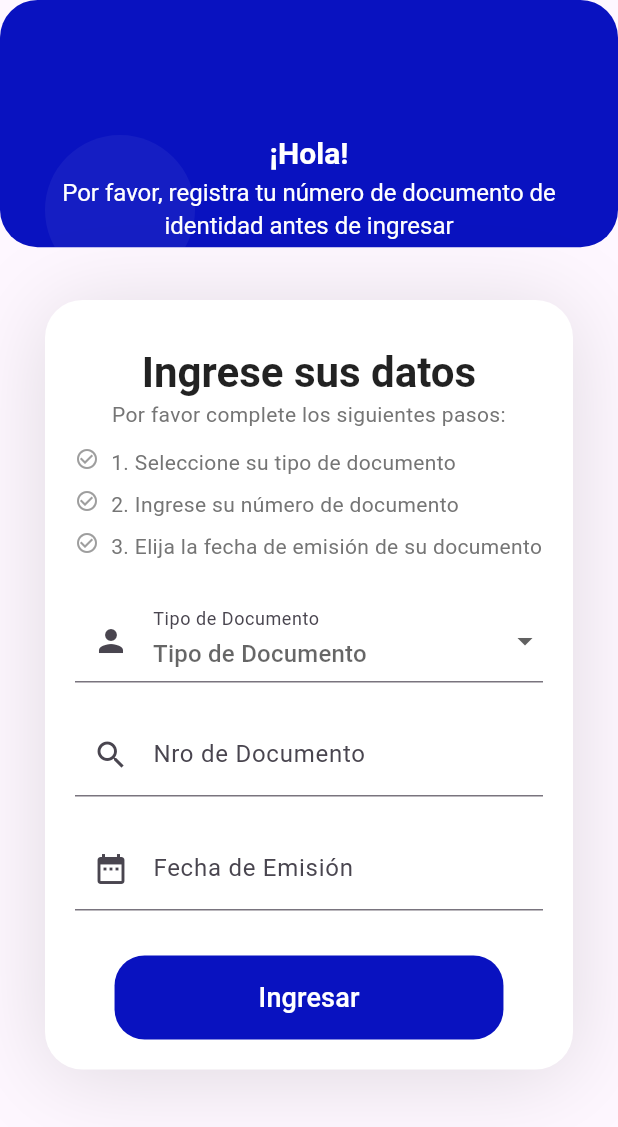
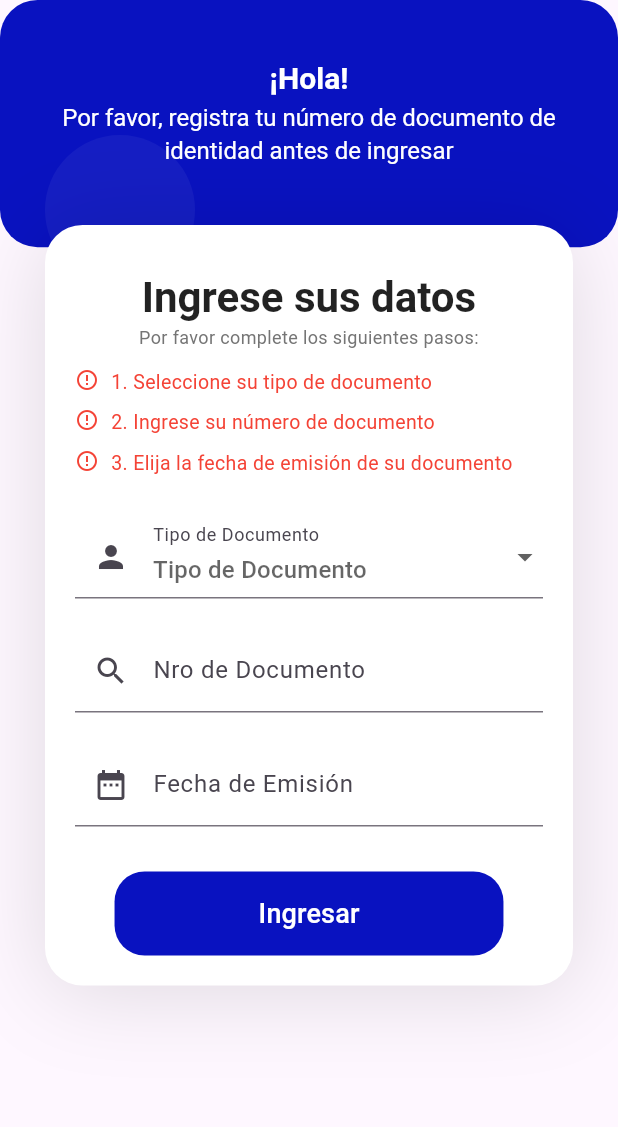
Before and after one commit to joeski2010/App_movil, a Flutter app: the screen it shows after launch, after a tap on "Continuar", on a phone screen of 412 x 824 dp. Shown: the top 1127 px of the screen. Run offline on Flutter 3.47's test engine with Material 3 defaults, Android fonts, the phone set to English and light mode, and no system bars.

Commit message:
se acomodo el formulario reactivo permite que la informacion va ser recibida uan vez validado sea en formato JSON para envio al backend, el captcha nose ha iumplementado por cuestion de edesarrollo de backup

```diff
--- /dev/null
+++ b/lib/models/LoginFormData.dart
@@ -0,0 +1,24 @@
+class LoginFormData {
+  final String tipoDocumento;
+  final String nroDocumento;
+  final String fechaEmision;
+  final String? recaptchaToken;
+
+  LoginFormData({
+    required this.tipoDocumento,
+    required this.nroDocumento,
+    required this.fechaEmision,
+    this.recaptchaToken,
+  });
+
+  // Método para convertir a Map (útil para enviar a APIs)
+  Map<String, dynamic> toJson() {
+    return {
+      'tipoDocumento': tipoDocumento,
+      'nroDocumento': nroDocumento,
+      'fechaEmision': fechaEmision,
+      if (recaptchaToken != null) 'recaptchaToken': recaptchaToken,
+    };
+  }
+
+}
--- a/lib/pantallas/login.dart
+++ b/lib/pantallas/login.dart
@@ -1,5 +1,10 @@
+import 'dart:math';
+
 import 'package:flutter/material.dart';
 import 'package:proyecto_movil/objetos/tipo_documento.dart';
+import 'package:proyecto_movil/widgets/buildStep.dart';
+import 'package:proyecto_movil/models/LoginFormData.dart';
+
 
 class LoginScreen extends StatefulWidget {
   const LoginScreen({super.key});
@@ -15,6 +20,13 @@ class _LoginScreenState extends State<LoginScreen> {
   final TextEditingController _fechaController = TextEditingController();
   final TextEditingController _nroDocumentoController = TextEditingController();
 
+  bool _isTipoDocumentoValid = false;
+  bool _isNroDocumentoValid = false;
+  bool _isFechaValid = false;
+
+  String? _recaptchaToken;
+  bool _isCaptchaVerified = false;
+
   @override
   void dispose() {
     _fechaController.dispose();
@@ -22,8 +34,23 @@ class _LoginScreenState extends State<LoginScreen> {
     super.dispose();
   }
 
+  bool _validateForm() {
+    final isValid = _formKey.currentState?.validate() ?? false;
+    if (isValid) {
+      final formData = LoginFormData(
+        tipoDocumento: _tipoDocumento!,
+        nroDocumento: _nroDocumentoController.text,
+        fechaEmision: _fechaController.text,
+        recaptchaToken: _recaptchaToken,
+      );
+      Navigator.pushNamed(context, 'home', arguments: formData);
+    }
+    return isValid;
+  }
+
+
   Widget _buildStep(String text) {
-    return Padding(
+    return  Padding(
       padding: const EdgeInsets.symmetric(vertical: 4.0),
       child: Row(
         crossAxisAlignment: CrossAxisAlignment.start,
@@ -85,7 +112,7 @@ class _LoginScreenState extends State<LoginScreen> {
               ),
               child: Column(
                 children: [
-                  const SizedBox(height: 80),
+                  const SizedBox(height: 30),
                   Container(
                     width: double.infinity,
                     padding: const EdgeInsets.symmetric(horizontal: 24),
@@ -139,10 +166,9 @@ class _LoginScreenState extends State<LoginScreen> {
                             children: [
                               TextSpan(
                                 text: 'Ingrese sus datos\n',
-                                style: Theme.of(context)
-                                    .textTheme
-                                    .headlineMedium
-                                    ?.copyWith(
+                                style: Theme.of(
+                                  context,
+                                ).textTheme.headlineMedium?.copyWith(
                                   fontWeight: FontWeight.bold,
                                   color: Colors.black87,
                                 ),
@@ -151,7 +177,7 @@ class _LoginScreenState extends State<LoginScreen> {
                                 text:
                                     'Por favor complete los siguientes pasos:\n',
                                 style: TextStyle(
-                                  fontSize: 14,
+                                  fontSize: 12,
                                   color: Colors.grey[600],
                                 ),
                               ),
@@ -162,9 +188,18 @@ class _LoginScreenState extends State<LoginScreen> {
                                     crossAxisAlignment:
                                         CrossAxisAlignment.start,
                                     children: [
-                                      _buildStep('1. Seleccione su tipo de documento'),
-                                      _buildStep('2. Ingrese su número de documento'),
-                                      _buildStep('3. Elija la fecha de emisión de su documento'),
+                                      buildStep(
+                                        '1. Seleccione su tipo de documento',
+                                        isValid: _isTipoDocumentoValid,
+                                      ),
+                                      buildStep(
+                                        '2. Ingrese su número de documento',
+                                        isValid: _isNroDocumentoValid,
+                                      ),
+                                      buildStep(
+                                        '3. Elija la fecha de emisión de su documento',
+                                        isValid: _isFechaValid,
+                                      ),
                                     ],
                                   ),
                                 ),
@@ -178,7 +213,12 @@ class _LoginScreenState extends State<LoginScreen> {
                           key: _formKey,
                           child: Column(
                             children: [
-                              DropdownButtonFormField<String>(
+                              GestureDetector(
+                                onTap: () {
+                                  // Valida cuando se hace clic en cualquier parte fuera del dropdown
+                                  _formKey.currentState?.validate();
+                                },
+                                child: DropdownButtonFormField<String>(
                                   decoration: const InputDecoration(
                                     hintText: 'Tipo de Documento',
                                     labelText: 'Tipo de Documento',
@@ -188,20 +228,29 @@ class _LoginScreenState extends State<LoginScreen> {
                                   onChanged: (String? newValue) {
                                     setState(() {
                                       _tipoDocumento = newValue;
+                                      _isTipoDocumentoValid =
+                                          newValue?.isNotEmpty ?? false;
                                     });
                                   },
                                   validator: (value) {
-                                  if (value == null || value.isEmpty) {
-                                    return 'Seleccione un tipo de documento';
-                                  }
-                                  return null;
+                                    _isTipoDocumentoValid =
+                                        value != null && value.isNotEmpty;
+                                    setState(() {});
+                                    return _isTipoDocumentoValid
+                                        ? null
+                                        : 'Seleccione un tipo de documento';
                                   },
-                                items: tiposDocumento
-                                    .map((String value) => DropdownMenuItem<String>(
+                                  items:
+                                      tiposDocumento
+                                          .map(
+                                            (String value) =>
+                                                DropdownMenuItem<String>(
                                                   value: value,
                                                   child: Text(value),
-                                        ))
+                                                ),
+                                          )
                                           .toList(),
+                                ),
                               ),
                               const SizedBox(height: 20),
                               TextFormField(
@@ -212,32 +261,45 @@ class _LoginScreenState extends State<LoginScreen> {
                                   prefixIcon: Icon(Icons.search),
                                 ),
                                 validator: (value) {
-                                  if (value == null || value.isEmpty) {
-                                    return 'Por favor ingrese el número de documento';
+                                  _isNroDocumentoValid =
+                                      value != null && value.isNotEmpty;
+                                  setState(() {});
+                                  return _isNroDocumentoValid
+                                      ? null
+                                      : 'Ingrese el número de documento';
+                                },
+                                // Actualización en tiempo real (opcional)
+                                onChanged: (value) {
+                                  // Solo actualiza el estado si el valor cambió de vacío a no vacío (o viceversa)
+                                  if ((value.isNotEmpty !=
+                                      _isNroDocumentoValid)) {
+                                    setState(() {
+                                      _isNroDocumentoValid = value.isNotEmpty;
+                                    });
                                   }
-                                  return null;
                                 },
+                                // Opcional: Validar al perder el foco
+                                onFieldSubmitted:
+                                    (_) => _formKey.currentState?.validate(),
                               ),
                               const SizedBox(height: 20),
                               TextFormField(
                                 controller: _fechaController,
                                 readOnly: true,
                                 onTap: () async {
-                                  FocusScope.of(context).requestFocus(FocusNode());
-                                  DateTime? pickedDate = await showDatePicker(
+                                  FocusScope.of(context).unfocus(); // Cierra el teclado si está abierto
+                                  final pickedDate = await showDatePicker(
                                     context: context,
                                     initialDate: DateTime.now(),
                                     firstDate: DateTime(1900),
                                     lastDate: DateTime(2100),
-                                    locale: const Locale("es", "ES"),
-                                  );
-                                  if (pickedDate != null) {
-                                    setState(() {
-                                      _fechaSeleccionada = pickedDate;
-                                      _fechaController.text =
-                                          "${pickedDate.day.toString().padLeft(2, '0')}/${pickedDate.month.toString().padLeft(2, '0')}/${pickedDate.year}";
+                                  ).then((date) { // Usa then para evitar setState anidados
+                                    if (date != null) {
+                                      _fechaController.text = "${date.day}/${date.month}/${date.year}";
+                                      _isFechaValid = true;
+                                      if (mounted) setState(() {});
+                                    }
                                   });
-                                  }
                                 },
                                 decoration: const InputDecoration(
                                   hintText: 'Fecha de Emisión',
@@ -245,12 +307,23 @@ class _LoginScreenState extends State<LoginScreen> {
                                   prefixIcon: Icon(Icons.date_range),
                                 ),
                                 validator: (value) {
-                                  if (value == null || value.isEmpty) {
-                                    return 'Por favor seleccione una fecha';
-                                  }
-                                  return null;
+                                  _isFechaValid =
+                                      value != null && value.isNotEmpty;
+                                  setState(() {}); // Actualiza el estado
+                                  return _isFechaValid
+                                      ? null
+                                      : 'Por favor seleccione una fecha';
+                                  ;
+                                },
+                                // Opcional: Validar al perder el foco
+                                onFieldSubmitted: (_) {
+                                  setState(() {
+                                    _isFechaValid =
+                                        _fechaController.text.isNotEmpty;
+                                  });
                                 },
                               ),
+
                               const SizedBox(height: 30),
                               MaterialButton(
                                 shape: RoundedRectangleBorder(
@@ -259,11 +332,27 @@ class _LoginScreenState extends State<LoginScreen> {
                                 disabledColor: Colors.grey,
                                 elevation: 0,
                                 color: const Color.fromRGBO(9, 18, 192, 1),
-                                onPressed: () {
+                                onPressed: _validateForm/*() {
                                   if (_formKey.currentState?.validate() ?? false) {
-                                    Navigator.pushNamed(context, 'home');
+                                    // Crear el objeto con los datos del formulario
+                                    final formData = LoginFormData(
+                                      tipoDocumento: _tipoDocumento!,
+                                      nroDocumento: _nroDocumentoController.text,
+                                      fechaEmision: _fechaController.text,
+                                      recaptchaToken: _recaptchaToken,
+                                    );
+
+                                    // Aquí puedes usar formData para enviar al backend
+                                    print('Datos del formulario: ${formData.toJson()}');
+
+                                    // Ejemplo de cómo podrías usarlo para navegar
+                                    Navigator.pushNamed(
+                                      context,
+                                      'home',
+                                      arguments: formData, // Envía los datos como argumento
+                                    );
                                   }
-                                },
+                                }*/,
                                 child: Container(
                                   padding: const EdgeInsets.symmetric(
                                     horizontal: 80,
--- /dev/null
+++ b/lib/widgets/buildStep.dart
@@ -0,0 +1,28 @@
+import 'package:flutter/cupertino.dart';
+import 'package:flutter/material.dart';
+
+Widget buildStep(String text, {bool isValid = false}) {
+  return Padding(
+    padding: const EdgeInsets.symmetric(vertical: 4.0),
+    child: Row(
+      crossAxisAlignment: CrossAxisAlignment.start,
+      children: [
+        Icon(
+          isValid ? Icons.check_circle : Icons.error_outline,
+          size: 16,
+          color: isValid ? Colors.green : Colors.red,
+        ),
+        const SizedBox(width: 8),
+        Expanded(
+          child: Text(
+            text,
+            style: TextStyle(
+              fontSize: 13,
+              color: isValid ? Colors.grey[600] : Colors.red,
+            ),
+          ),
+        ),
+      ],
+    ),
+  );
+}
```
Lines whose indentation alone changed are shown as unchanged.
